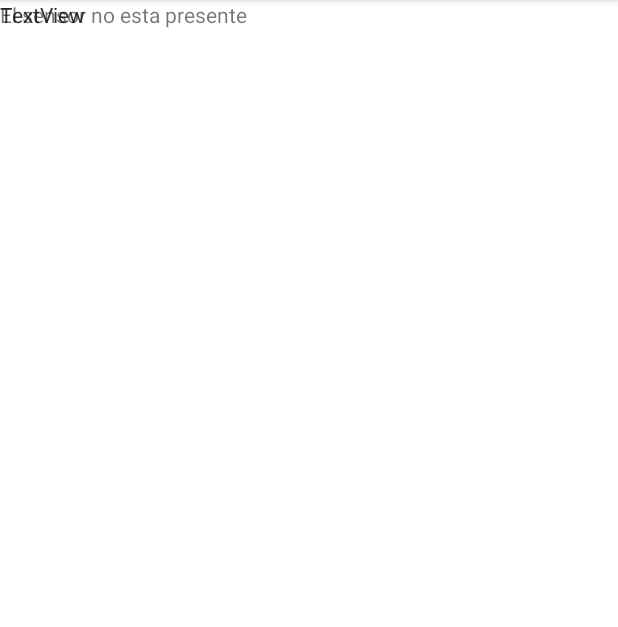
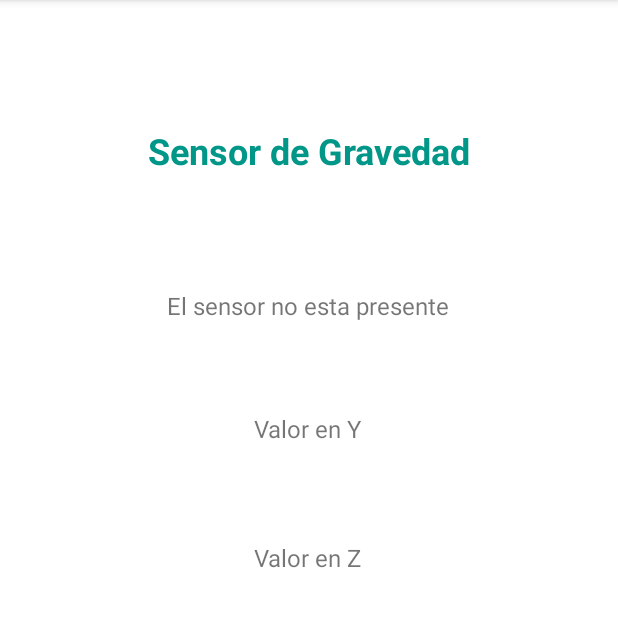
Before and after one commit to bryanjtc/HDP4ProyectoFinal, an Android app: the Gravedad screen opened directly, with no data from a screen before it, on a phone screen of 412 x 824 dp, the part 84-711 px from its top. Run offline under Robolectric (Android 15) with nearby library versions, the phone set to English and light mode, and no system bars.

Commit message:
Update activity_gravedad.xml

```diff
--- a/app/src/main/res/layout/activity_gravedad.xml
+++ b/app/src/main/res/layout/activity_gravedad.xml
@@ -10,23 +10,48 @@
         android:id="@+id/textView_x"
         android:layout_width="wrap_content"
         android:layout_height="wrap_content"
-        android:text="TextView"
-        tools:layout_editor_absoluteX="176dp"
-        tools:layout_editor_absoluteY="188dp" />
+        android:layout_marginTop="76dp"
+        android:text="Valor en X"
+        android:textSize="16sp"
+        app:layout_constraintEnd_toEndOf="parent"
+        app:layout_constraintHorizontal_bias="0.498"
+        app:layout_constraintStart_toStartOf="parent"
+        app:layout_constraintTop_toBottomOf="@+id/titulo" />
 
     <TextView
         android:id="@+id/textView_y"
         android:layout_width="wrap_content"
         android:layout_height="wrap_content"
-        android:text="TextView"
-        tools:layout_editor_absoluteX="176dp"
-        tools:layout_editor_absoluteY="258dp" />
+        android:layout_marginTop="60dp"
+        android:text="Valor en Y"
+        android:textSize="16sp"
+        app:layout_constraintEnd_toEndOf="parent"
+        app:layout_constraintHorizontal_bias="0.498"
+        app:layout_constraintStart_toStartOf="parent"
+        app:layout_constraintTop_toBottomOf="@+id/textView_x" />
 
     <TextView
         android:id="@+id/textView_z"
         android:layout_width="wrap_content"
         android:layout_height="wrap_content"
-        android:text="TextView"
-        tools:layout_editor_absoluteX="176dp"
-        tools:layout_editor_absoluteY="330dp" />
+        android:layout_marginTop="64dp"
+        android:text="Valor en Z"
+        android:textSize="16sp"
+        app:layout_constraintEnd_toEndOf="parent"
+        app:layout_constraintHorizontal_bias="0.498"
+        app:layout_constraintStart_toStartOf="parent"
+        app:layout_constraintTop_toBottomOf="@+id/textView_y" />
+
+    <TextView
+        android:id="@+id/titulo"
+        android:layout_width="wrap_content"
+        android:layout_height="wrap_content"
+        android:layout_marginTop="84dp"
+        android:text="Sensor de Gravedad"
+        android:textColor="#009688"
+        android:textSize="24sp"
+        android:textStyle="bold"
+        app:layout_constraintEnd_toEndOf="parent"
+        app:layout_constraintStart_toStartOf="parent"
+        app:layout_constraintTop_toTopOf="parent" />
 </androidx.constraintlayout.widget.ConstraintLayout>
```
